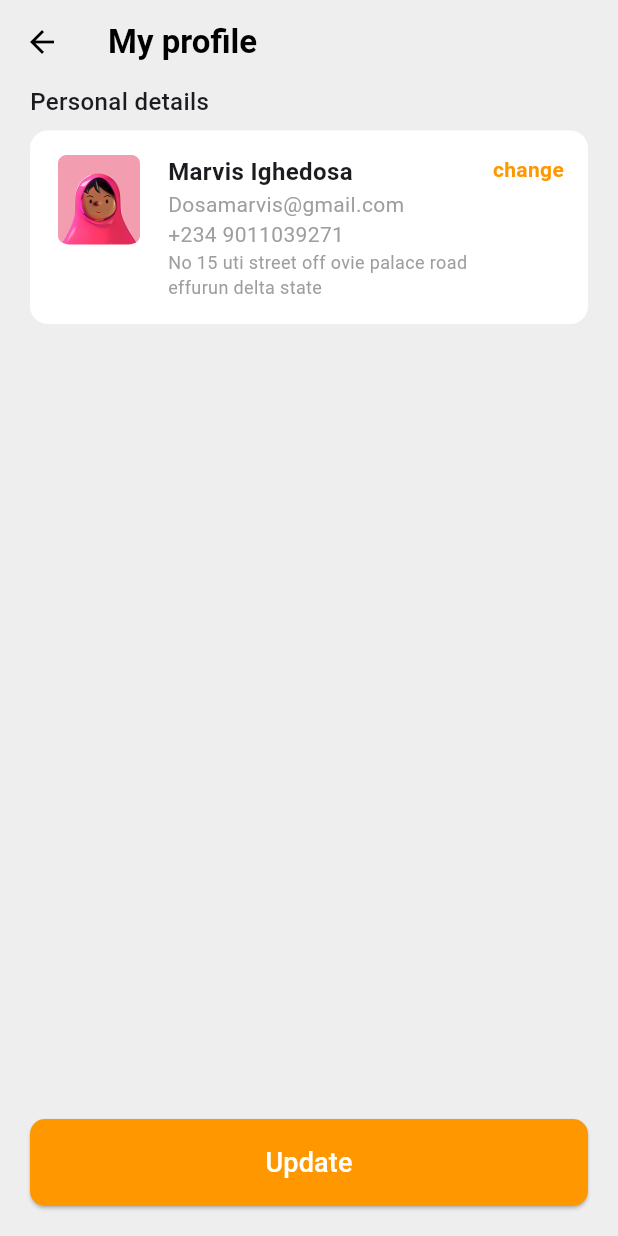
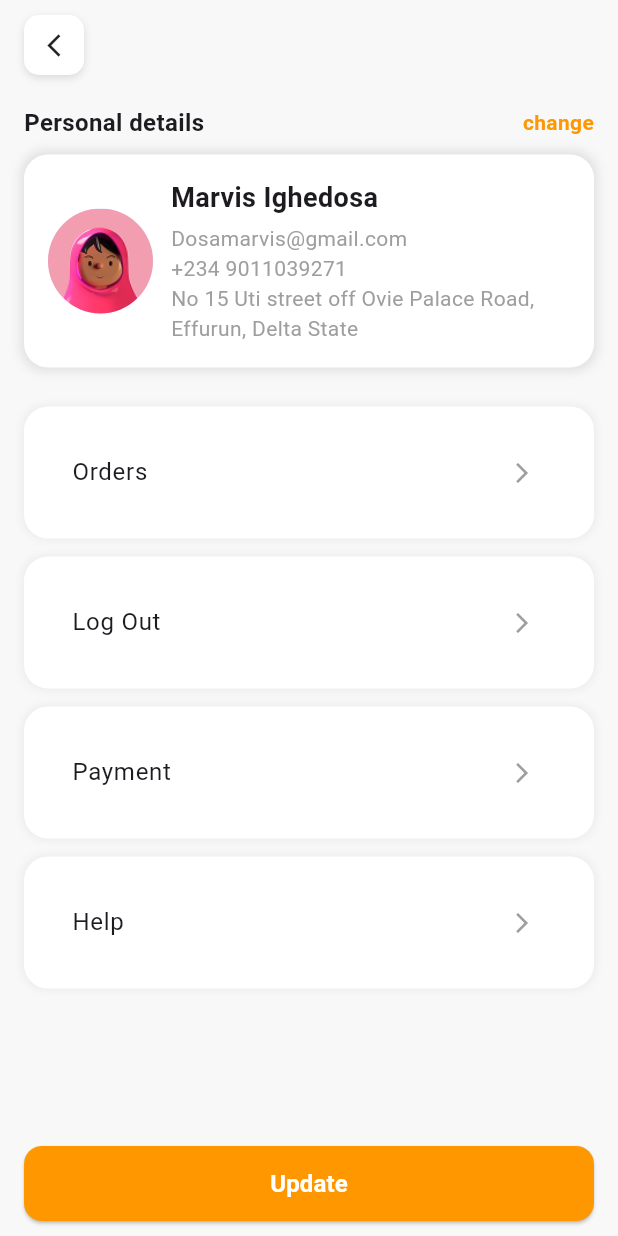
Before and after one commit to Belinda1704/ShoeVogue-Mobile-App, a Flutter app: the screen it shows after launch, on a phone screen of 412 x 824 dp. Run offline on Flutter 3.47's test engine with Material 3 defaults, Android fonts, the phone set to English and light mode, and no system bars; our stand-ins replace firebase_core; accounts and stored records are empty.

Commit message:
Profile Screen Peview

```diff
--- a/lib/main.dart
+++ b/lib/main.dart
@@ -4,26 +4,24 @@ import 'providers/profile_provider.dart';
 import 'screens/profile_screen.dart';
 
 void main() {
-  runApp(const MyApp());
+  runApp(
+    MultiProvider(
+      providers: [
+        ChangeNotifierProvider(create: (_) => ProfileProvider()),
+      ],
+      child: MyApp(),
+    ),
+  );
 }
 
 class MyApp extends StatelessWidget {
-  const MyApp({super.key});
-
   @override
   Widget build(BuildContext context) {
-    return MultiProvider(
-      providers: [
-        ChangeNotifierProvider(create: (context) => ProfileProvider()),
-      ],
-      child: MaterialApp(
-        debugShowCheckedModeBanner: false,
-        title: 'Profile Screen',
-        theme: ThemeData(
-          primarySwatch: Colors.orange,
-        ),
-        home: const ProfileScreen(),
-      ),
+    return MaterialApp(
+      debugShowCheckedModeBanner: false,
+      title: 'Profile Screen',
+      theme: ThemeData.light(),
+      home: ProfileScreen(),
     );
   }
 }
--- a/lib/models/user_model.dart
+++ b/lib/models/user_model.dart
@@ -3,13 +3,13 @@ class UserModel {
   final String email;
   final String phone;
   final String address;
-  final String avatarUrl;
+  final String profileImage;
 
   UserModel({
     required this.name,
     required this.email,
     required this.phone,
     required this.address,
-    required this.avatarUrl,
+    required this.profileImage,
   });
 }
--- a/lib/providers/profile_provider.dart
+++ b/lib/providers/profile_provider.dart
@@ -1,21 +1,19 @@
 import 'package:flutter/material.dart';
+import '../models/user_model.dart';
 
 class ProfileProvider with ChangeNotifier {
-  String _name = "Marvis Ighedosa";
-  String _email = "Dosamarvis@gmail.com";
-  String _phone = "+234 9011039271";
-  String _address = "No 15 uti street off ovie palace road effurun delta state";
+  UserModel _user = UserModel(
+    name: "Marvis Ighedosa",
+    email: "Dosamarvis@gmail.com",
+    phone: "+234 9011039271",
+    address: "No 15 Uti street off Ovie Palace Road, Effurun, Delta State",
+    profileImage: "assets/profile.png", // Replace with your asset
+  );
 
-  String get name => _name;
-  String get email => _email;
-  String get phone => _phone;
-  String get address => _address;
+  UserModel get user => _user;
 
-  void updateProfile(String name, String email, String phone, String address) {
-    _name = name;
-    _email = email;
-    _phone = phone;
-    _address = address;
+  void updateUser(UserModel newUser) {
+    _user = newUser;
     notifyListeners();
   }
 }
--- a/lib/screens/profile_screen.dart
+++ b/lib/screens/profile_screen.dart
@@ -4,37 +4,76 @@ import '../widgets/profile_menu_item.dart';
 import '../widgets/update_button.dart';
 
 class ProfileScreen extends StatelessWidget {
-  const ProfileScreen({super.key});
-
   @override
   Widget build(BuildContext context) {
     return Scaffold(
-      backgroundColor: Colors.grey[200],
-      appBar: AppBar(
-        backgroundColor: Colors.transparent,
-        elevation: 0,
-        leading: IconButton(
-          icon: const Icon(Icons.arrow_back, color: Colors.black),
-          onPressed: () {},
-        ),
-        title: const Text(
-          "My profile",
-          style: TextStyle(fontSize: 22, fontWeight: FontWeight.bold, color: Colors.black),
-        ),
-      ),
-      body: Padding(
-        padding: const EdgeInsets.symmetric(horizontal: 20),
-        child: Column(
-          crossAxisAlignment: CrossAxisAlignment.start,
-          children: [
-            const Text("Personal details", style: TextStyle(fontSize: 16, fontWeight: FontWeight.w500)),
-            const SizedBox(height: 8),
-            const ProfileCard(),
-            const SizedBox(height: 20),
-            const Spacer(),
-            UpdateButton(onPressed: () {}),
-            const SizedBox(height: 20),
-          ],
+      backgroundColor: Color(0xFFF8F8F8), // Light grey background
+      body: SafeArea(
+        child: Padding(
+          padding: const EdgeInsets.symmetric(horizontal: 16, vertical: 10),
+          child: Column(
+            crossAxisAlignment: CrossAxisAlignment.start,
+            children: [
+              // OnTap Return Button
+              GestureDetector(
+                onTap: () {
+                  Navigator.pop(context);
+                },
+                child: Container(
+                  width: 40,
+                  height: 40,
+                  decoration: BoxDecoration(
+                    color: Colors.white,
+                    borderRadius: BorderRadius.circular(10),
+                    boxShadow: [
+                      BoxShadow(
+                        color: Colors.black12,
+                        blurRadius: 4,
+                        offset: Offset(0, 2),
+                      ),
+                    ],
+                  ),
+                  child: Center(
+                    child: Icon(Icons.arrow_back_ios_new, size: 18),
+                  ),
+                ),
+              ),
+              SizedBox(height: 20),
+
+              // Personal Details Header with "Change"
+              Row(
+                mainAxisAlignment: MainAxisAlignment.spaceBetween,
+                children: [
+                  Text("Personal details", style: TextStyle(fontSize: 16, fontWeight: FontWeight.bold)),
+                  GestureDetector(
+                    onTap: () {
+                      // Implement change action
+                    },
+                    child: Text(
+                      "change",
+                      style: TextStyle(color: Colors.orange, fontWeight: FontWeight.bold),
+                    ),
+                  ),
+                ],
+              ),
+              SizedBox(height: 10),
+
+              // Profile Card
+              ProfileCard(),
+              SizedBox(height: 20),
+
+              // Profile Menu Cards
+              ProfileMenuCard(title: "Orders", onTap: () {}),
+              ProfileMenuCard(title: "Log Out", onTap: () {}),
+              ProfileMenuCard(title: "Payment", onTap: () {}),
+              ProfileMenuCard(title: "Help", onTap: () {}),
+
+              Spacer(),
+
+              // Update Button (Tappable)
+              UpdateButton(onPressed: () {}),
+            ],
+          ),
         ),
       ),
     );
--- a/lib/widgets/profile_card.dart
+++ b/lib/widgets/profile_card.dart
@@ -3,42 +3,44 @@ import 'package:provider/provider.dart';
 import '../providers/profile_provider.dart';
 
 class ProfileCard extends StatelessWidget {
-  const ProfileCard({super.key});
-
   @override
   Widget build(BuildContext context) {
-    return Consumer<ProfileProvider>(
-      builder: (context, profile, child) {
+    final user = Provider.of<ProfileProvider>(context).user;
+
     return Container(
-          padding: const EdgeInsets.all(16),
+      padding: EdgeInsets.all(16),
       decoration: BoxDecoration(
         color: Colors.white,
-            borderRadius: BorderRadius.circular(12),
+        borderRadius: BorderRadius.circular(16), // More rounded
+        boxShadow: [
+          BoxShadow(
+            color: Colors.black.withOpacity(0.1),
+            blurRadius: 6,
+            spreadRadius: 2,
+          ),
+        ],
       ),
       child: Row(
-            crossAxisAlignment: CrossAxisAlignment.start,
         children: [
-              ClipRRect(
-                borderRadius: BorderRadius.circular(10),
-                child: Image.asset('assets/profile_image.png', width: 60, height: 60),
+          CircleAvatar(
+            radius: 35,
+            backgroundImage: AssetImage("assets/profile_image.png"), // Updated image path
           ),
-              const SizedBox(width: 16),
+          SizedBox(width: 12),
           Expanded(
             child: Column(
               crossAxisAlignment: CrossAxisAlignment.start,
               children: [
-                    Text(profile.name, style: const TextStyle(fontSize: 16, fontWeight: FontWeight.bold)),
-                    Text(profile.email, style: const TextStyle(color: Colors.grey)),
-                    Text(profile.phone, style: const TextStyle(color: Colors.grey)),
-                    Text(profile.address, style: const TextStyle(color: Colors.grey, fontSize: 12)),
+                Text(user.name, style: TextStyle(fontSize: 18, fontWeight: FontWeight.bold)),
+                SizedBox(height: 4),
+                Text(user.email, style: TextStyle(color: Colors.grey)),
+                Text(user.phone, style: TextStyle(color: Colors.grey)),
+                Text(user.address, style: TextStyle(color: Colors.grey)),
               ],
             ),
           ),
-              Text("change", style: TextStyle(color: Colors.orange, fontWeight: FontWeight.bold)),
         ],
       ),
     );
-      },
-    );
   }
 }
--- a/lib/widgets/profile_menu_item.dart
+++ b/lib/widgets/profile_menu_item.dart
@@ -1,29 +1,32 @@
 import 'package:flutter/material.dart';
 
-class MenuItemWidget extends StatelessWidget {
+class ProfileMenuCard extends StatelessWidget {
   final String title;
-  final Widget? screen;
+  final VoidCallback onTap;
 
-  const MenuItemWidget({super.key, required this.title, this.screen});
+  ProfileMenuCard({required this.title, required this.onTap});
 
   @override
   Widget build(BuildContext context) {
-    return Column(
-      children: [
-        ListTile(
-          title: Text(title, style: const TextStyle(fontSize: 16, fontWeight: FontWeight.w500)),
-          trailing: const Icon(Icons.arrow_forward_ios, size: 16),
-          onTap: () {
-            if (screen != null) {
-              Navigator.push(
-                context,
-                MaterialPageRoute(builder: (context) => screen!),
-              );
-            }
-          },
-        ),
-        const Divider(),
-      ],
+    return Container(
+      margin: EdgeInsets.symmetric(vertical: 6),
+      padding: EdgeInsets.all(16),
+      decoration: BoxDecoration(
+        color: Colors.white,
+        borderRadius: BorderRadius.circular(16), // More rounded
+        boxShadow: [
+          BoxShadow(
+            color: Colors.black.withOpacity(0.05),
+            blurRadius: 4,
+            spreadRadius: 1,
+          ),
+        ],
+      ),
+      child: ListTile(
+        title: Text(title, style: TextStyle(fontSize: 16)),
+        trailing: Icon(Icons.arrow_forward_ios, size: 16, color: Colors.grey),
+        onTap: onTap,
+      ),
     );
   }
 }
--- a/lib/widgets/update_button.dart
+++ b/lib/widgets/update_button.dart
@@ -3,19 +3,21 @@ import 'package:flutter/material.dart';
 class UpdateButton extends StatelessWidget {
   final VoidCallback onPressed;
 
-  const UpdateButton({super.key, required this.onPressed});
+  UpdateButton({required this.onPressed});
 
   @override
   Widget build(BuildContext context) {
-    return ElevatedButton(
-      style: ElevatedButton.styleFrom(
-        backgroundColor: Colors.orange,
-        padding: const EdgeInsets.symmetric(vertical: 16),
-        shape: RoundedRectangleBorder(borderRadius: BorderRadius.circular(10)),
-        minimumSize: const Size(double.infinity, 50),
+    return Container(
+      width: double.infinity,
+      child: ElevatedButton(
+        style: ElevatedButton.styleFrom(
+          backgroundColor: Colors.orange, // Matches reference image
+          shape: RoundedRectangleBorder(borderRadius: BorderRadius.circular(12)),
+          minimumSize: Size(double.infinity, 50),
+        ),
+        onPressed: onPressed,
+        child: Text("Update", style: TextStyle(fontSize: 16, color: Colors.white, fontWeight: FontWeight.bold)),
       ),
-      onPressed: onPressed,
-      child: const Text("Update", style: TextStyle(color: Colors.white, fontSize: 18)),
     );
   }
 }
```
Lines whose indentation alone changed are shown as unchanged.
